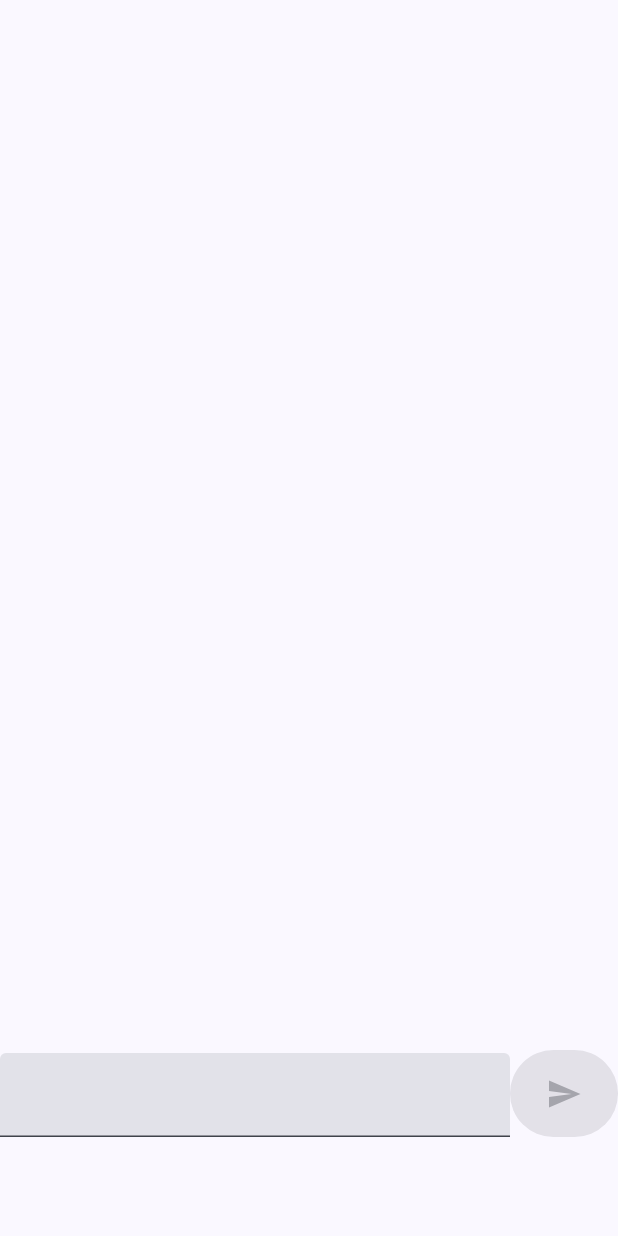
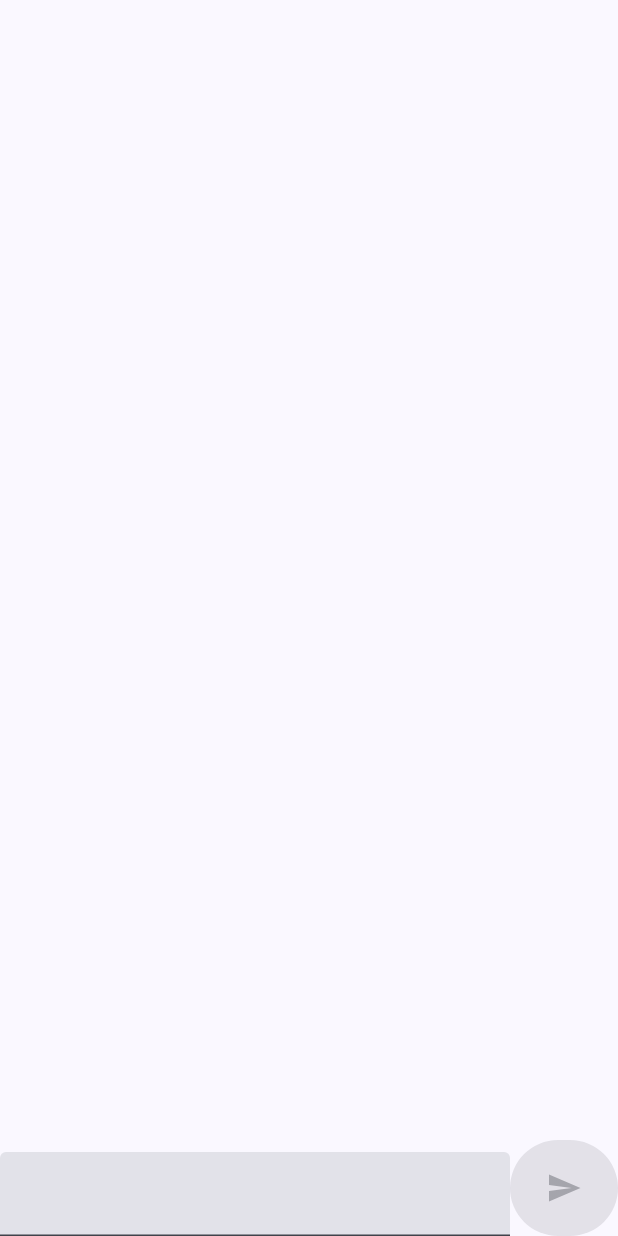
Before and after one commit to DaedricKnight/ChatGPTTest, an Android app built with Jetpack Compose: the screen it shows after launch (MainActivity), on a phone screen of 412 x 824 dp. Run offline under Robolectric (Android 15) with nearby library versions, the phone set to English and light mode, and no system bars; our stand-ins replace Dagger/Hilt's generated code; 1 statement that could not run was skipped.

Commit message:
Refactored text input.

```diff
--- a/app/src/main/java/com/example/chatgpttest/ChatView.kt
+++ b/app/src/main/java/com/example/chatgpttest/ChatView.kt
@@ -28,11 +28,11 @@ fun ChatScreen(
     Column(modifier = Modifier.fillMaxSize()) {
         ChatList(
             chatGPTViewModel = chatGPTViewModel,
-            modifier = Modifier.height(700.dp),
+            modifier = Modifier.weight(1f),
         )
         CharInput(
             chatGPTViewModel = chatGPTViewModel,
-            modifier = Modifier
+            modifier = Modifier.weight(1f),
         )
     }
 }
@@ -58,7 +58,6 @@ fun ChatList(
     }
 }
 
-@OptIn(ExperimentalMaterial3Api::class)
 @Composable
 fun ChatBubbleView(isLeft: Boolean, message: String) {
     Column(
@@ -71,8 +70,7 @@ fun ChatBubbleView(isLeft: Boolean, message: String) {
         },
     ) {
         Card(
-            modifier = Modifier
-                .widthIn(max = 340.dp),
+            modifier = Modifier.widthIn(max = 340.dp),
             shape = cardShapeFor(isLeft),
             colors = CardDefaults.cardColors(
                 containerColor = if (isLeft) Color(0xFF1E88E5) else Color(0xFF7CB342),
@@ -131,7 +129,7 @@ fun CharInput(
             keyboardActions = KeyboardActions { sendMessage() },
         )
         Button(
-            modifier = Modifier.height(58.dp),
+            modifier = Modifier.height(64.dp),
             onClick = { sendMessage() },
             enabled = value.isNotBlank(),
         ) {
```
